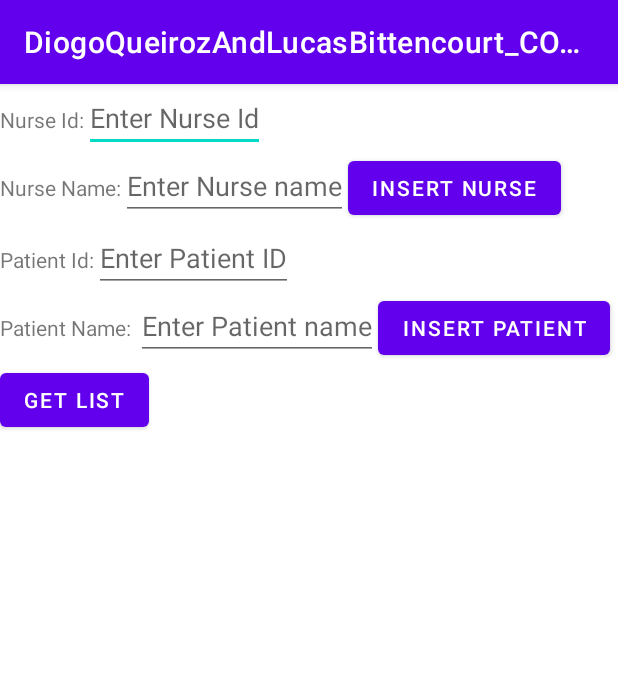
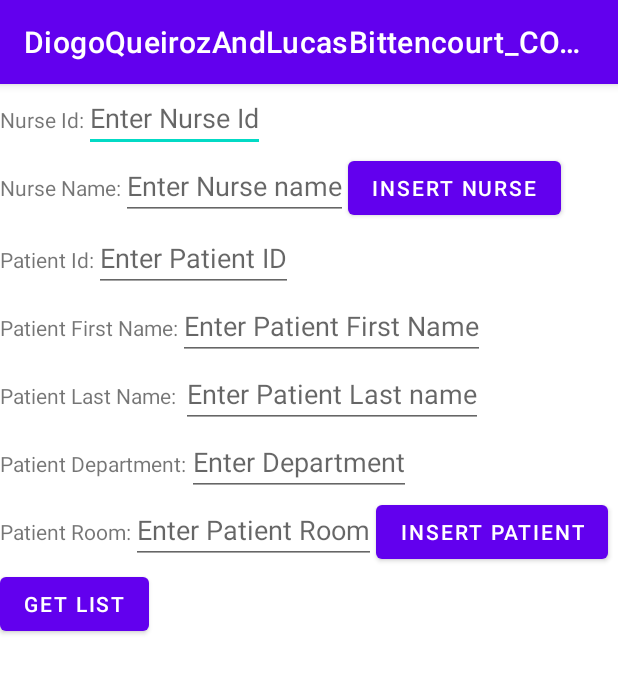
Before and after one commit to Diogo-Queiroz/DiogoQueiroz_LucasBittencourt_COMP304Lab4, an Android app: the screen it shows after launch (MainActivity), after a tap on "INSERT PATIENT", on a phone screen of 412 x 824 dp. Shown: the top 673 px of the screen. Run offline under Robolectric (Android 15) with nearby library versions, the phone set to English and light mode, and no system bars; our stand-ins replace Firebase (no records; nobody signed in at launch, a user with empty details on screens opened directly), Room's generated code; 2 statements that could not run were skipped.

Commit message:
edit on Patient.java to include other fields and push to Firebase

```diff
--- a/app/src/main/java/com/example/diogo/diogoqueirozandlucasbittencourt_comp304lab4/MainActivity.java
+++ b/app/src/main/java/com/example/diogo/diogoqueirozandlucasbittencourt_comp304lab4/MainActivity.java
@@ -26,7 +26,8 @@ public class MainActivity extends AppCompatActivity
     private static final String TAG = "Main Activity";
     private PatientViewModel patientViewModel;
     private Button btnInsertPatient;
-    private EditText editTextPatientId, editTextPatientName;
+    private EditText editTextPatientId, editTextPatientFirstName, editTextPatientLastName,
+            editTextPatientDepartment, editTextPatientRoom;
     private EditText editTextNurseId, editTextNurseName;
     private TextView textViewDisplayPatient, textViewDisplayNurse;
     Patient patient;
@@ -69,10 +70,19 @@ public class MainActivity extends AppCompatActivity
     public void insertPatient(View view)
     {
         editTextPatientId = findViewById(R.id.editTextPatientId);
+        editTextPatientFirstName = findViewById(R.id.editTextPatientFirstName);
+        editTextPatientLastName = findViewById(R.id.editTextPatientLastName);
+        editTextPatientDepartment = findViewById(R.id.editTextPatientDepartment);
+        editTextPatientRoom = findViewById(R.id.editTextPatientRoom);
+        editTextNurseId = findViewById(R.id.editTextNurseId);
+
         patient.setPatientsId(Integer.parseInt(editTextPatientId.getText().toString()));
+        patient.setFirstName(editTextPatientFirstName.getText().toString());
+        patient.setLastName(editTextPatientLastName.getText().toString());
+        patient.setDepartment(editTextPatientDepartment.getText().toString());
+        patient.setRoom(editTextPatientRoom.getText().toString());
+        patient.setNurseId(Integer.parseInt(editTextNurseId.getText().toString()));
 
-        editTextPatientName = findViewById(R.id.editTextPatientName);
-        patient.setFirstName(editTextPatientName.getText().toString());
         patientViewModel.insertPatient(patient);
         patients.child(String.valueOf(patient.getPatientsId())).setValue(patient);
 
--- a/app/src/main/java/com/example/diogo/diogoqueirozandlucasbittencourt_comp304lab4/Nurse.java
+++ b/app/src/main/java/com/example/diogo/diogoqueirozandlucasbittencourt_comp304lab4/Nurse.java
@@ -8,7 +8,7 @@ import androidx.room.PrimaryKey;
 @Entity
 public class Nurse
 {
-    @PrimaryKey
+    @PrimaryKey(autoGenerate = true)
     @NonNull
     @ColumnInfo(name = "nurseId")
     private int nurseId;
@@ -19,12 +19,21 @@ public class Nurse
     @ColumnInfo(name = "lastName")
     private String lastName;
 
+    @ColumnInfo(name = "department")
+    private String department;
+
+    @ColumnInfo(name = "password")
+    private String password;
+
     public Nurse(){}
-    public Nurse(int nurseId, String firstName, String lastName)
+    public Nurse(int nurseId, String firstName, String lastName,
+                 String department, String password)
     {
-        this.nurseId = nurseId;
-        this.firstName = firstName;
-        this.lastName = lastName;
+        this.nurseId    = nurseId;
+        this.firstName  = firstName;
+        this.lastName   = lastName;
+        this.department = department;
+        this.password   = password;
     }
 
     public int getNurseId()
@@ -49,4 +58,20 @@ public class Nurse
     public void setLastName(String lastName) {
         this.lastName = lastName;
     }
+    public String getDepartment()
+    {
+        return department;
+    }
+    public void setDepartment(String department)
+    {
+        this.department = department;
+    }
+    public String getPassword()
+    {
+        return password;
+    }
+    public void setPassword(String password)
+    {
+        this.password = password;
+    }
 }
--- a/app/src/main/java/com/example/diogo/diogoqueirozandlucasbittencourt_comp304lab4/Patient.java
+++ b/app/src/main/java/com/example/diogo/diogoqueirozandlucasbittencourt_comp304lab4/Patient.java
@@ -1,13 +1,16 @@
 package com.example.diogo.diogoqueirozandlucasbittencourt_comp304lab4;
 
+import androidx.annotation.NonNull;
 import androidx.room.ColumnInfo;
 import androidx.room.Entity;
+import androidx.room.ForeignKey;
 import androidx.room.PrimaryKey;
 
 @Entity
 public class Patient
 {
-    @PrimaryKey
+    @PrimaryKey(autoGenerate = true)
+    @NonNull
     @ColumnInfo(name = "patientsId")
     private int patientsId;
 
@@ -17,12 +20,25 @@ public class Patient
     @ColumnInfo(name = "lastName")
     private String lastName;
 
+    @ColumnInfo(name = "department")
+    private String department;
+
+    @ColumnInfo(name = "room")
+    private String room;
+
+    @ForeignKey(entity = Nurse.class, parentColumns = "nurseId", childColumns = "nurseId")
+    private int nurseId;
+
     public Patient(){}
-    public Patient(int patientsId, String firstName, String lastName)
+    public Patient(int patientsId, String firstName, String lastName,
+                   String department, String room, int nurseId)
     {
         this.patientsId = patientsId;
         this.firstName = firstName;
         this.lastName = lastName;
+        this.department = department;
+        this.room = room;
+        this.nurseId = nurseId;
     }
 
     public int getPatientsId()
@@ -47,4 +63,28 @@ public class Patient
     public void setLastName(String lastName) {
         this.lastName = lastName;
     }
+    public String getDepartment()
+    {
+        return department;
+    }
+    public void setDepartment(String department)
+    {
+        this.department = department;
+    }
+    public String getRoom()
+    {
+        return room;
+    }
+    public void setRoom(String room)
+    {
+        this.room = room;
+    }
+    public int getNurseId()
+    {
+        return nurseId;
+    }
+    public void setNurseId(int nurseId)
+    {
+        this.nurseId = nurseId;
+    }
 }
--- a/app/src/main/res/layout/activity_main.xml
+++ b/app/src/main/res/layout/activity_main.xml
@@ -26,6 +26,7 @@
             android:inputType="number" />
 
     </LinearLayout>
+
     <LinearLayout
         android:layout_width="match_parent"
         android:layout_height="wrap_content"
@@ -77,18 +78,75 @@
         android:layout_width="match_parent"
         android:layout_height="wrap_content"
         android:orientation="horizontal">
+        <TextView
+            android:id="@+id/textViewPatientFirstName"
+            android:layout_width="wrap_content"
+            android:layout_height="wrap_content"
+            android:text="Patient First Name:"
+            />
+
+        <EditText
+            android:id="@+id/editTextPatientFirstName"
+            android:layout_width="wrap_content"
+            android:layout_height="wrap_content"
+            android:hint="Enter Patient First Name"
+            android:inputType="textPersonName" />
+
+    </LinearLayout>
+    <LinearLayout
+        android:layout_width="match_parent"
+        android:layout_height="wrap_content"
+        android:orientation="horizontal">
 
         <TextView
-            android:id="@+id/textViewPatientName"
+            android:id="@+id/textViewPatientLastName"
             android:layout_width="wrap_content"
             android:layout_height="wrap_content"
-            android:text="Patient Name: " />
+            android:text="Patient Last Name: " />
 
         <EditText
-            android:id="@+id/editTextPatientName"
+            android:id="@+id/editTextPatientLastName"
             android:layout_width="wrap_content"
             android:layout_height="wrap_content"
-            android:hint="Enter Patient name"
+            android:hint="Enter Patient Last name"
+            android:inputType="textPersonName" />
+
+    </LinearLayout>
+    <LinearLayout
+        android:layout_width="match_parent"
+        android:layout_height="wrap_content"
+        android:orientation="horizontal">
+        <TextView
+            android:id="@+id/textViewPatientDepatment"
+            android:layout_width="wrap_content"
+            android:layout_height="wrap_content"
+            android:text="Patient Department:"
+            />
+
+        <EditText
+            android:id="@+id/editTextPatientDepartment"
+            android:layout_width="wrap_content"
+            android:layout_height="wrap_content"
+            android:hint="Enter Department"
+            android:inputType="textPersonName" />
+
+    </LinearLayout>
+    <LinearLayout
+        android:layout_width="match_parent"
+        android:layout_height="wrap_content"
+        android:orientation="horizontal">
+        <TextView
+            android:id="@+id/textViewPatientRoom"
+            android:layout_width="wrap_content"
+            android:layout_height="wrap_content"
+            android:text="Patient Room:"
+            />
+
+        <EditText
+            android:id="@+id/editTextPatientRoom"
+            android:layout_width="wrap_content"
+            android:layout_height="wrap_content"
+            android:hint="Enter Patient Room"
             android:inputType="textPersonName" />
 
         <Button
```
Also changed, not shown: app/src/main/java/com/example/diogo/diogoqueirozandlucasbittencourt_comp304lab4/Test.java (+66 -2 lines).
